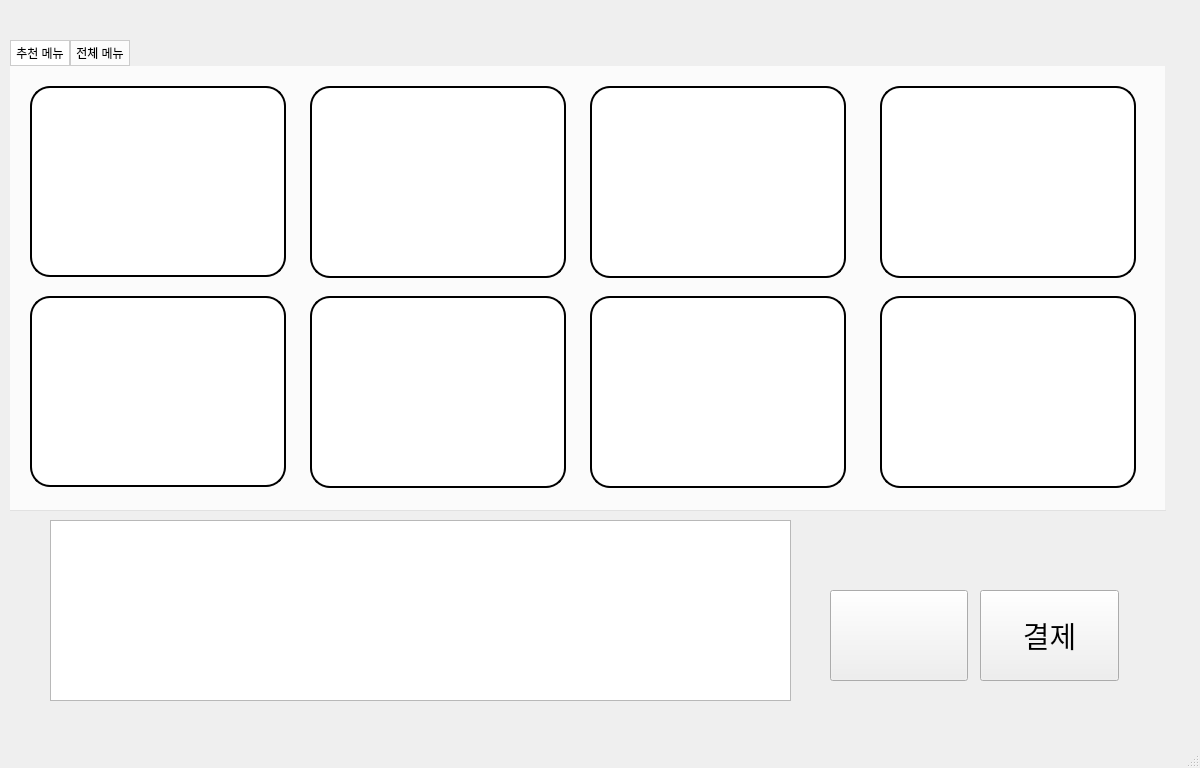
Qt form ui/ice_cream_window2.ui (pJunghan/RobotArm) before a commit.
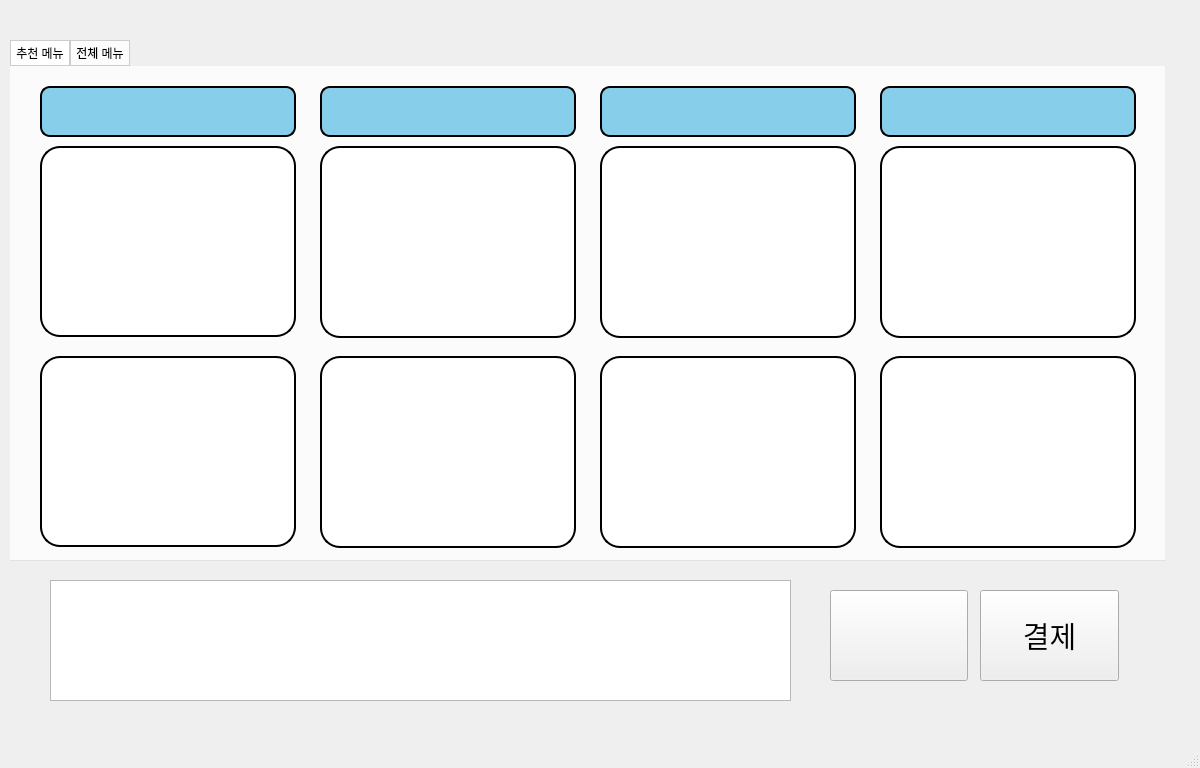
The same form after that commit. The open tabs and pages were chosen to show the change.

```diff
--- a/ui/ice_cream_window2.ui
+++ b/ui/ice_cream_window2.ui
@@ -23,7 +23,7 @@
       <x>10</x>
       <y>40</y>
       <width>1156</width>
-      <height>471</height>
+      <height>521</height>
      </rect>
     </property>
     <property name="styleSheet">
@@ -52,8 +52,8 @@
      <widget class="QGraphicsView" name="recommendView_1">
       <property name="geometry">
        <rect>
-        <x>20</x>
-        <y>20</y>
+        <x>30</x>
+        <y>80</y>
         <width>256</width>
         <height>191</height>
        </rect>
@@ -65,8 +65,8 @@
      <widget class="QGraphicsView" name="recommendView_6">
       <property name="geometry">
        <rect>
-        <x>300</x>
-        <y>230</y>
+        <x>310</x>
+        <y>290</y>
         <width>256</width>
         <height>192</height>
        </rect>
@@ -78,8 +78,8 @@
      <widget class="QGraphicsView" name="recommendView_2">
       <property name="geometry">
        <rect>
-        <x>300</x>
-        <y>20</y>
+        <x>310</x>
+        <y>80</y>
         <width>256</width>
         <height>192</height>
        </rect>
@@ -91,8 +91,8 @@
      <widget class="QGraphicsView" name="recommendView_7">
       <property name="geometry">
        <rect>
-        <x>580</x>
-        <y>230</y>
+        <x>590</x>
+        <y>290</y>
         <width>256</width>
         <height>192</height>
        </rect>
@@ -104,8 +104,8 @@
      <widget class="QGraphicsView" name="recommendView_3">
       <property name="geometry">
        <rect>
-        <x>580</x>
-        <y>20</y>
+        <x>590</x>
+        <y>80</y>
         <width>256</width>
         <height>192</height>
        </rect>
@@ -118,7 +118,7 @@
       <property name="geometry">
        <rect>
         <x>870</x>
-        <y>230</y>
+        <y>290</y>
         <width>256</width>
         <height>192</height>
        </rect>
@@ -131,7 +131,7 @@
       <property name="geometry">
        <rect>
         <x>870</x>
-        <y>20</y>
+        <y>80</y>
         <width>256</width>
         <height>192</height>
        </rect>
@@ -143,8 +143,8 @@
      <widget class="QGraphicsView" name="recommendView_5">
       <property name="geometry">
        <rect>
-        <x>20</x>
-        <y>230</y>
+        <x>30</x>
+        <y>290</y>
         <width>256</width>
         <height>191</height>
        </rect>
@@ -153,6 +153,74 @@
        <string notr="true">border: 2px solid black;  border-radius: 20px; background: white;   </string>
       </property>
      </widget>
+     <widget class="QTextBrowser" name="textBrowser_1">
+      <property name="geometry">
+       <rect>
+        <x>30</x>
+        <y>20</y>
+        <width>256</width>
+        <height>51</height>
+       </rect>
+      </property>
+      <property name="styleSheet">
+       <string notr="true">font: 100 11pt &quot;Ubuntu Condensed&quot;;
+color: black; 
+background-color: #87CEEB; 
+border: 2px solid black;
+border-radius: 10px;</string>
+      </property>
+     </widget>
+     <widget class="QTextBrowser" name="textBrowser_2">
+      <property name="geometry">
+       <rect>
+        <x>310</x>
+        <y>20</y>
+        <width>256</width>
+        <height>51</height>
+       </rect>
+      </property>
+      <property name="styleSheet">
+       <string notr="true">font: 100 11pt &quot;Ubuntu Condensed&quot;;
+color: black; 
+background-color: #87CEEB; 
+border: 2px solid black;
+border-radius: 10px;</string>
+      </property>
+     </widget>
+     <widget class="QTextBrowser" name="textBrowser_3">
+      <property name="geometry">
+       <rect>
+        <x>590</x>
+        <y>20</y>
+        <width>256</width>
+        <height>51</height>
+       </rect>
+      </property>
+      <property name="styleSheet">
+       <string notr="true">font: 100 11pt &quot;Ubuntu Condensed&quot;;
+color: black; 
+background-color: #87CEEB; 
+border: 2px solid black;
+border-radius: 10px;</string>
+      </property>
+     </widget>
+     <widget class="QTextBrowser" name="textBrowser_4">
+      <property name="geometry">
+       <rect>
+        <x>870</x>
+        <y>20</y>
+        <width>256</width>
+        <height>51</height>
+       </rect>
+      </property>
+      <property name="styleSheet">
+       <string notr="true">font: 100 11pt &quot;Ubuntu Condensed&quot;;
+color: black; 
+background-color: #87CEEB; 
+border: 2px solid black;
+border-radius: 10px;</string>
+      </property>
+     </widget>
     </widget>
     <widget class="QWidget" name="tab_2">
      <property name="minimumSize">
@@ -248,9 +316,9 @@
     <property name="geometry">
      <rect>
       <x>50</x>
-      <y>520</y>
+      <y>580</y>
       <width>741</width>
-      <height>181</height>
+      <height>121</height>
      </rect>
     </property>
    </widget>
```
Left out of the diff: 2 changed lines with no effect on the pictures.
